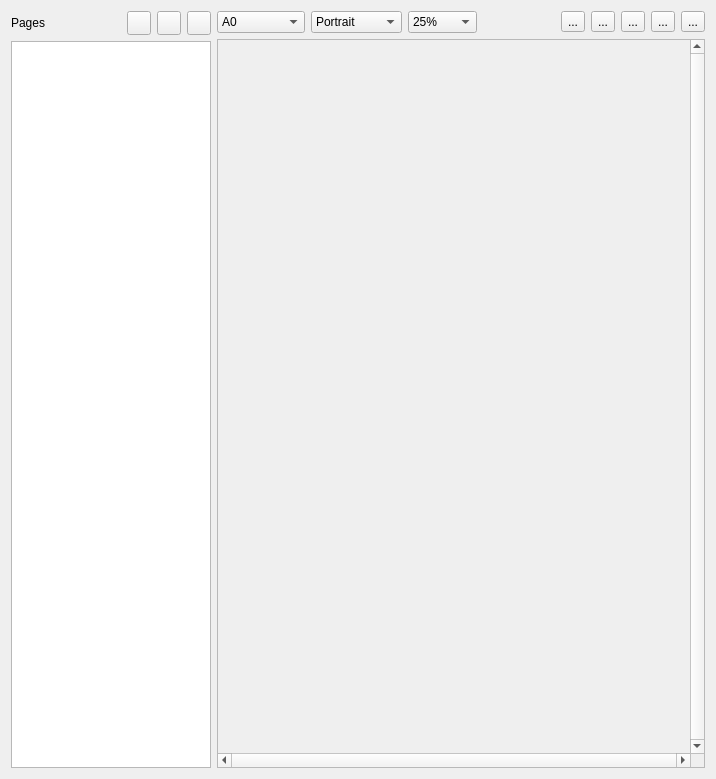
Qt form ui/PrintSetup.ui (KDE/kxstitch) before a commit.
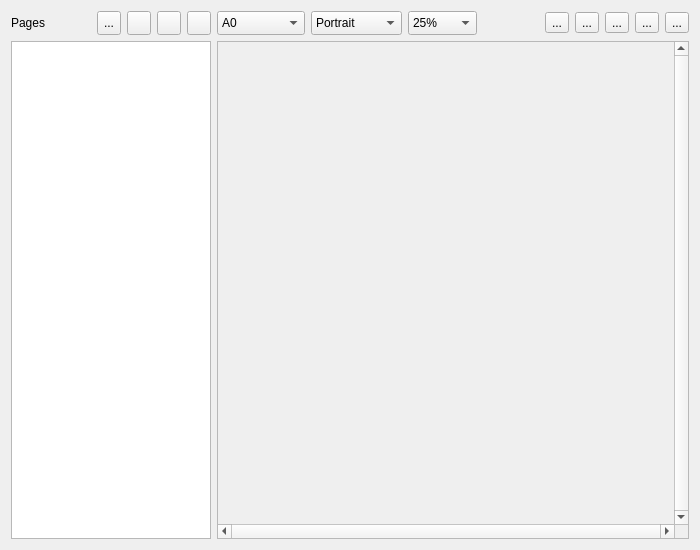
The same form after that commit. Custom widgets are drawn as their Qt base class.

Diff of the .ui file:
```diff
--- a/ui/PrintSetup.ui
+++ b/ui/PrintSetup.ui
@@ -6,8 +6,8 @@
    <rect>
     <x>0</x>
     <y>0</y>
-    <width>716</width>
-    <height>779</height>
+    <width>700</width>
+    <height>550</height>
    </rect>
   </property>
   <property name="minimumSize">
@@ -19,8 +19,6 @@
   <property name="windowTitle">
    <string>Print Setup</string>
   </property>
-  <layout class="QGridLayout" name="gridLayout_2">
-   <item row="0" column="0" rowspan="2">
     <layout class="QGridLayout" name="gridLayout">
      <item row="0" column="0">
       <widget class="QLabel" name="label">
@@ -53,6 +51,31 @@
       </widget>
      </item>
      <item row="0" column="1">
+    <widget class="QToolButton" name="Templates">
+     <property name="minimumSize">
+      <size>
+       <width>24</width>
+       <height>24</height>
+      </size>
+     </property>
+     <property name="maximumSize">
+      <size>
+       <width>24</width>
+       <height>24</height>
+      </size>
+     </property>
+     <property name="text">
+      <string>...</string>
+     </property>
+     <property name="popupMode">
+      <enum>QToolButton::InstantPopup</enum>
+     </property>
+     <property name="arrowType">
+      <enum>Qt::NoArrow</enum>
+     </property>
+    </widget>
+   </item>
+   <item row="0" column="2">
       <widget class="QPushButton" name="AddPage">
        <property name="sizePolicy">
         <sizepolicy hsizetype="Fixed" vsizetype="Fixed">
@@ -94,7 +117,7 @@
        </property>
       </widget>
      </item>
-     <item row="0" column="2">
+   <item row="0" column="3">
       <widget class="QPushButton" name="InsertPage">
        <property name="sizePolicy">
         <sizepolicy hsizetype="Fixed" vsizetype="Fixed">
@@ -133,7 +156,7 @@
        </property>
       </widget>
      </item>
-     <item row="0" column="3">
+   <item row="0" column="4">
       <widget class="QPushButton" name="DeletePage">
        <property name="sizePolicy">
         <sizepolicy hsizetype="Preferred" vsizetype="Preferred">
@@ -172,45 +195,7 @@
        </property>
       </widget>
      </item>
-     <item row="1" column="0" colspan="4">
-      <widget class="QListWidget" name="Pages">
-       <property name="sizePolicy">
-        <sizepolicy hsizetype="Preferred" vsizetype="MinimumExpanding">
-         <horstretch>0</horstretch>
-         <verstretch>100</verstretch>
-        </sizepolicy>
-       </property>
-       <property name="maximumSize">
-        <size>
-         <width>200</width>
-         <height>16777215</height>
-        </size>
-       </property>
-       <property name="toolTip">
-        <string>Page list</string>
-       </property>
-       <property name="iconSize">
-        <size>
-         <width>140</width>
-         <height>140</height>
-        </size>
-       </property>
-       <property name="gridSize">
-        <size>
-         <width>170</width>
-         <height>170</height>
-        </size>
-       </property>
-       <property name="viewMode">
-        <enum>QListView::IconMode</enum>
-       </property>
-      </widget>
-     </item>
-    </layout>
-   </item>
-   <item row="0" column="1">
-    <layout class="QHBoxLayout" name="horizontalLayout">
-     <item>
+   <item row="0" column="5">
       <widget class="KComboBox" name="PaperSize">
        <property name="sizePolicy">
         <sizepolicy hsizetype="Preferred" vsizetype="Preferred">
@@ -373,7 +358,7 @@
        </item>
       </widget>
      </item>
-     <item>
+   <item row="0" column="6">
       <widget class="KComboBox" name="Orientation">
        <property name="sizePolicy">
         <sizepolicy hsizetype="Preferred" vsizetype="Preferred">
@@ -396,7 +381,7 @@
        </item>
       </widget>
      </item>
-     <item>
+   <item row="0" column="7">
       <widget class="KComboBox" name="Zoom">
        <property name="sizePolicy">
         <sizepolicy hsizetype="Preferred" vsizetype="Preferred">
@@ -449,7 +434,7 @@
        </item>
       </widget>
      </item>
-     <item>
+   <item row="0" column="8">
       <spacer name="horizontalSpacer">
        <property name="orientation">
         <enum>Qt::Horizontal</enum>
@@ -462,7 +447,7 @@
        </property>
       </spacer>
      </item>
-     <item>
+   <item row="0" column="9">
       <widget class="QToolButton" name="SelectElement">
        <property name="toolTip">
         <string>Select an element</string>
@@ -484,7 +469,7 @@
        </property>
       </widget>
      </item>
-     <item>
+   <item row="0" column="10">
       <widget class="QToolButton" name="TextElement">
        <property name="toolTip">
         <string>Insert a text element</string>
@@ -509,7 +494,7 @@
        </property>
       </widget>
      </item>
-     <item>
+   <item row="0" column="11">
       <widget class="QToolButton" name="PatternElement">
        <property name="toolTip">
         <string>Insert a pattern element</string>
@@ -531,7 +516,7 @@
        </property>
       </widget>
      </item>
-     <item>
+   <item row="0" column="12">
       <widget class="QToolButton" name="ImageElement">
        <property name="toolTip">
         <string>Insert a picture element</string>
@@ -541,7 +526,7 @@
        </property>
       </widget>
      </item>
-     <item>
+   <item row="0" column="13">
       <widget class="QToolButton" name="KeyElement">
        <property name="toolTip">
         <string>Insert a key element</string>
@@ -563,9 +548,41 @@
        </property>
       </widget>
      </item>
-    </layout>
+   <item row="1" column="0" colspan="5">
+    <widget class="QListWidget" name="Pages">
+     <property name="sizePolicy">
+      <sizepolicy hsizetype="Preferred" vsizetype="MinimumExpanding">
+       <horstretch>0</horstretch>
+       <verstretch>100</verstretch>
+      </sizepolicy>
+     </property>
+     <property name="maximumSize">
+      <size>
+       <width>200</width>
+       <height>16777215</height>
+      </size>
+     </property>
+     <property name="toolTip">
+      <string>Page list</string>
+     </property>
+     <property name="iconSize">
+      <size>
+       <width>140</width>
+       <height>140</height>
+      </size>
+     </property>
+     <property name="gridSize">
+      <size>
+       <width>170</width>
+       <height>170</height>
+      </size>
+     </property>
+     <property name="viewMode">
+      <enum>QListView::IconMode</enum>
+     </property>
+    </widget>
    </item>
-   <item row="1" column="1">
+   <item row="1" column="5" colspan="9">
     <widget class="QScrollArea" name="PagePreview">
      <property name="sizePolicy">
       <sizepolicy hsizetype="Expanding" vsizetype="Expanding">
@@ -591,10 +608,10 @@
      <widget class="QWidget" name="scrollAreaWidgetContents">
       <property name="geometry">
        <rect>
-        <x>0</x>
-        <y>106</y>
-        <width>470</width>
-        <height>496</height>
+        <x>3</x>
+        <y>16</y>
+        <width>450</width>
+        <height>450</height>
        </rect>
       </property>
      </widget>
```
Lines whose indentation alone changed are shown as unchanged.
